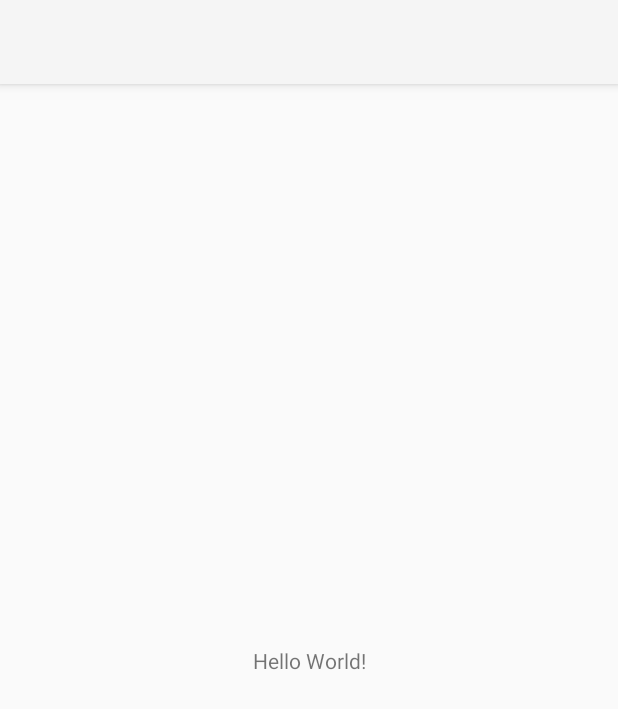
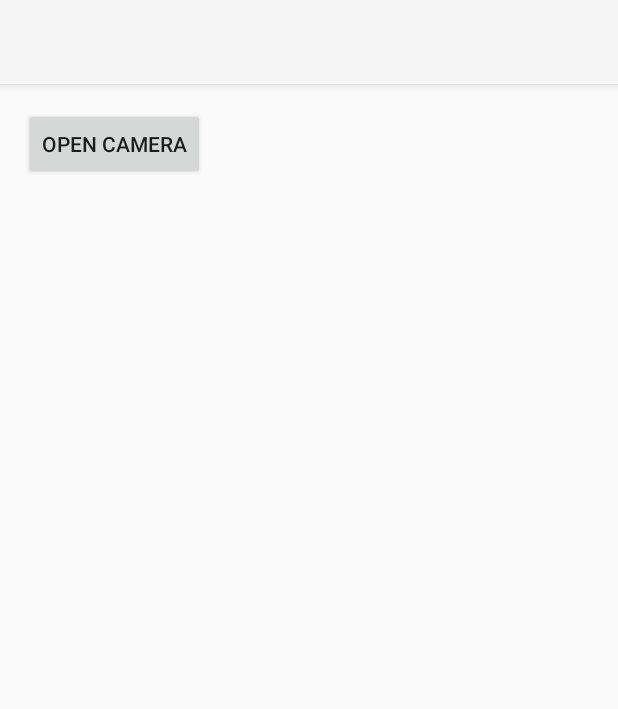
Before and after one commit to huener/hackathon-spring23, an Android app: the screen it shows after launch (MainActivity), on a phone screen of 412 x 824 dp. Shown: the top 709 px of the screen. Run offline under Robolectric (Android 15) with nearby library versions, the light colour scheme and no system bars.

Commit message:
Camera
initial commit, working android camera

```diff
--- a/eShop/app/src/main/AndroidManifest.xml
+++ b/eShop/app/src/main/AndroidManifest.xml
@@ -1,7 +1,7 @@
 <?xml version="1.0" encoding="utf-8"?>
 <manifest xmlns:android="http://schemas.android.com/apk/res/android"
     xmlns:tools="http://schemas.android.com/tools">
-
+    <uses-permission android:name="android.permission.CAMERA" />
     <application
         android:allowBackup="true"
         android:dataExtractionRules="@xml/data_extraction_rules"
--- a/eShop/app/src/main/res/layout/activity_main.xml
+++ b/eShop/app/src/main/res/layout/activity_main.xml
@@ -1,18 +1,14 @@
 <?xml version="1.0" encoding="utf-8"?>
-<androidx.constraintlayout.widget.ConstraintLayout xmlns:android="http://schemas.android.com/apk/res/android"
-    xmlns:app="http://schemas.android.com/apk/res-auto"
-    xmlns:tools="http://schemas.android.com/tools"
+<LinearLayout xmlns:android="http://schemas.android.com/apk/res/android"
+    android:orientation="vertical"
     android:layout_width="match_parent"
     android:layout_height="match_parent"
-    tools:context=".MainActivity">
+    android:padding="16dp">
 
-    <TextView
+    <Button
+        android:id="@+id/camera_button"
         android:layout_width="wrap_content"
         android:layout_height="wrap_content"
-        android:text="Hello World!"
-        app:layout_constraintBottom_toBottomOf="parent"
-        app:layout_constraintEnd_toEndOf="parent"
-        app:layout_constraintStart_toStartOf="parent"
-        app:layout_constraintTop_toTopOf="parent" />
+        android:text="Open Camera" />
 
-</androidx.constraintlayout.widget.ConstraintLayout>
+</LinearLayout>
```
Also changed, not shown: eShop/app/src/main/java/com/hackastars/eshop/MainActivity.java (+67 -7 lines).
